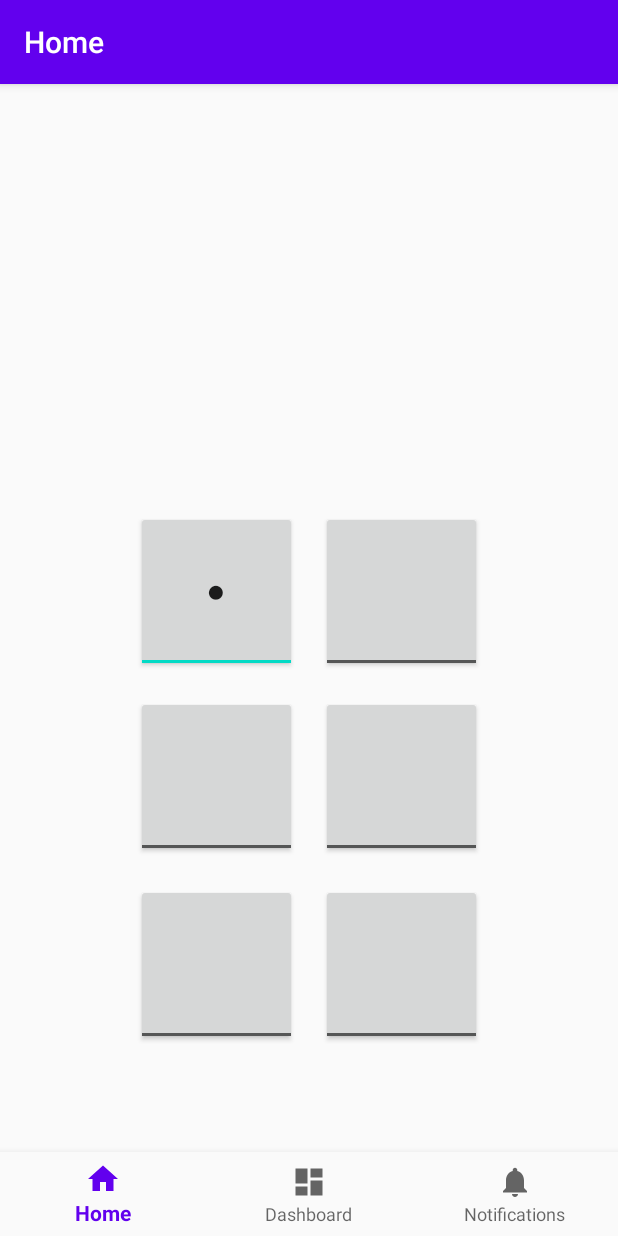
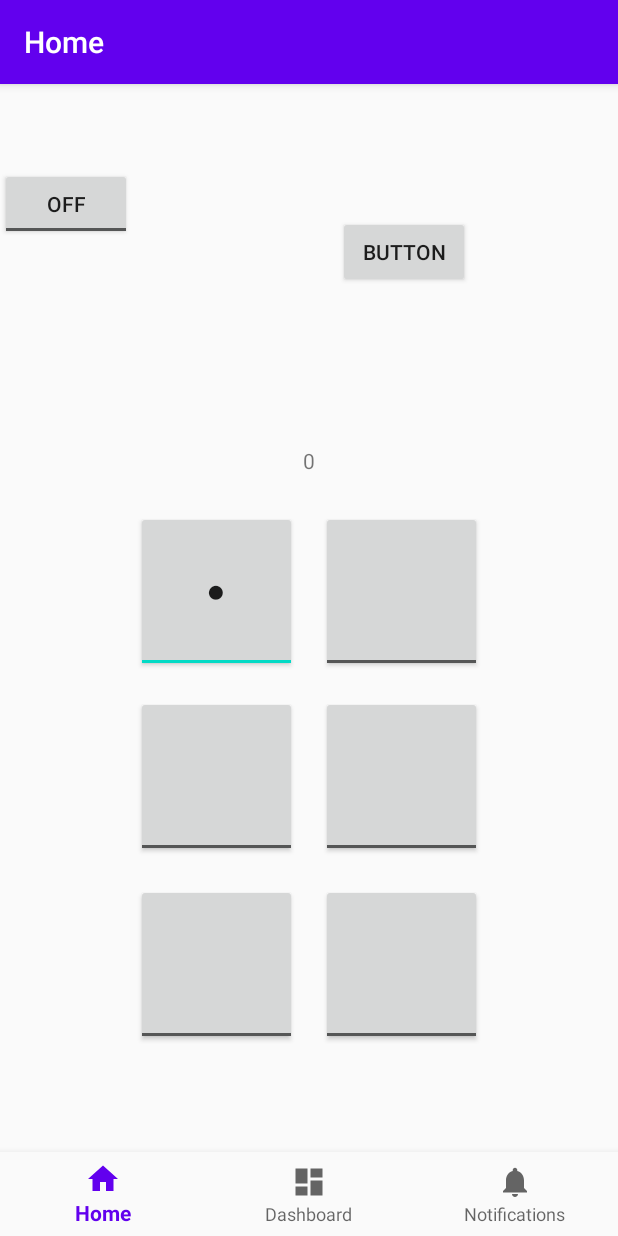
Before and after one commit to atakemori/Braille, an Android app: the screen it shows after launch (MainActivity), on a phone screen of 412 x 824 dp. Run offline under Robolectric (Android 15) with nearby library versions, the light colour scheme and no system bars; our stand-ins replace data binding, navigation-ui.

Commit message:
Fix Button onCheckedClick
Ran into an issue for over the past day where none of the binding attributes were making it to the views within the home fragment.  Finally something changed and they are receiving the values and binds.  Not sure what it was, maybe the context within the XML, maybe it was adding things to the binding like the viewModel and viewLifecycleOwner even though those did not immediately fix the issue.

Either way, the buttons kind of work and I would just like to move on from here.

```diff
--- a/app/build.gradle
+++ b/app/build.gradle
@@ -1,5 +1,6 @@
 apply plugin: 'com.android.application'
 apply plugin: 'kotlin-android'
+apply plugin: 'kotlin-kapt'
 
 android {
     compileSdkVersion 29
@@ -20,6 +21,10 @@ android {
             proguardFiles getDefaultProguardFile('proguard-android-optimize.txt'), 'proguard-rules.pro'
         }
     }
+
+    buildFeatures {
+        dataBinding = true
+    }
 }
 
 dependencies {
@@ -34,7 +39,7 @@ dependencies {
     androidTestImplementation 'androidx.test.ext:junit:1.1.1'
     androidTestImplementation 'androidx.test.espresso:espresso-core:3.2.0'
     implementation "androidx.core:core-ktx:+"
-    implementation "androidx.lifecycle:lifecycle-viewmodel-ktx:2.1.0"
+    implementation "androidx.lifecycle:lifecycle-viewmodel-ktx:2.2.0"
     implementation "org.jetbrains.kotlin:kotlin-stdlib-jdk7:$kotlin_version"
 
 }
--- a/app/src/main/java/com/takemori/braille/ui/home/HomeFragment.java
+++ /dev/null
@@ -1,35 +0,0 @@
-package com.takemori.braille.ui.home;
-
-import android.os.Bundle;
-import android.view.LayoutInflater;
-import android.view.View;
-import android.view.ViewGroup;
-import android.widget.TextView;
-
-import androidx.annotation.NonNull;
-import androidx.annotation.Nullable;
-import androidx.fragment.app.Fragment;
-import androidx.lifecycle.Observer;
-import androidx.lifecycle.ViewModelProviders;
-
-import com.takemori.braille.R;
-
-public class HomeFragment extends Fragment {
-
-    private HomeViewModel homeViewModel;
-
-    public View onCreateView(@NonNull LayoutInflater inflater,
-                             ViewGroup container, Bundle savedInstanceState) {
-        homeViewModel =
-                ViewModelProviders.of(this).get(HomeViewModel.class);
-        View root = inflater.inflate(R.layout.fragment_home, container, false);
-        final TextView textView = root.findViewById(R.id.text_home);
-        homeViewModel.getText().observe(getViewLifecycleOwner(), new Observer<String>() {
-            @Override
-            public void onChanged(@Nullable String s) {
-                textView.setText(s);
-            }
-        });
-        return root;
-    }
-}
--- /dev/null
+++ b/app/src/main/java/com/takemori/braille/ui/home/HomeFragment.kt
@@ -0,0 +1,100 @@
+package com.takemori.braille.ui.home
+
+import android.os.Bundle
+import android.util.Log
+import android.view.LayoutInflater
+import android.view.View
+import android.view.ViewGroup
+import android.widget.Button
+import android.widget.CompoundButton
+import android.widget.TextView
+import android.widget.ToggleButton
+import androidx.fragment.app.Fragment
+import androidx.lifecycle.Observer
+import androidx.lifecycle.ViewModelProviders
+import androidx.databinding.DataBindingUtil
+import androidx.lifecycle.ComputableLiveData
+import androidx.lifecycle.ViewModelProvider
+import com.takemori.braille.R
+import com.takemori.braille.databinding.FragmentHomeBinding
+
+class HomeFragment : Fragment() {
+
+    private lateinit var homeViewModel: HomeViewModel
+
+    private lateinit var binding: FragmentHomeBinding
+
+//    @ExperimentalStdlibApi
+    override fun onCreateView(inflater: LayoutInflater,
+                              container: ViewGroup?, savedInstanceState: Bundle?): View? {
+        binding = DataBindingUtil.inflate(
+                inflater,
+                R.layout.fragment_home,
+                container,
+                false
+        )
+        //homeViewModel = ViewModelProviders.of(this).get(HomeViewModel::class.java)
+        homeViewModel = ViewModelProvider(this).get(HomeViewModel::class.java)
+
+        // Set the viewmodel for databinding -this allows the bound layout access
+        // to all the data in the ViewModel
+        binding.homeFragmentViewModel = homeViewModel
+
+        // Specify the fragment view as the lifecycle owner of the binding.
+        // This is used so that the binding can observe LiveData updates
+        binding.lifecycleOwner = viewLifecycleOwner
+
+
+//        val root = inflater.inflate(R.layout.fragment_home, container, false)
+//        val textView = root.findViewById<TextView>(R.id.text_home)
+//        homeViewModel.brailleByte.observe(viewLifecycleOwner, Observer<Byte> { byte -> textView.text = byte.toString() })
+
+        Log.i("HomeFragment.kt", "Binding the buttons")
+        binding.buttons.toggleButton1.setOnCheckedChangeListener { buttonView, isChecked ->
+            Log.i("HomeFragment.kt", "Button 1 pressed")
+            homeViewModel.buttonFlip(1)
+        }
+        binding.buttons.toggleButton2.setOnCheckedChangeListener { buttonView, isChecked -> homeViewModel.buttonFlip(2)}
+        binding.buttons.toggleButton3.setOnCheckedChangeListener { buttonView, isChecked -> homeViewModel.buttonFlip(3)}
+        binding.buttons.toggleButton4.setOnCheckedChangeListener { buttonView, isChecked -> homeViewModel.buttonFlip(4)}
+        binding.buttons.toggleButton5.setOnCheckedChangeListener { buttonView, isChecked -> homeViewModel.buttonFlip(5)}
+        binding.buttons.toggleButton6.setOnCheckedChangeListener { buttonView, isChecked -> homeViewModel.buttonFlip(6)}
+        ///////////HOW DO TOGGLE BUTTONS HANDLE ON CLICK LISTENERS I THINK THIS IS THE WRONG WAY
+//        binding.toggleButtonTEST.setOnCheckedChangeListener { buttonView, isChecked ->
+//            Log.i("HomeFragment.kt", "Button TEST pressed")
+//            homeViewModel.buttonFlip(1)
+//        }
+        val ccListener: CompoundButton.OnCheckedChangeListener = object:CompoundButton.OnCheckedChangeListener {
+            /**
+             * Called when the checked state of a compound button has changed.
+             *
+             * @param buttonView The compound button view whose state has changed.
+             * @param isChecked  The new checked state of buttonView.
+             */
+            override fun onCheckedChanged(buttonView: CompoundButton?, isChecked: Boolean) {
+                Log.i("HomeFragment.kt", "Button 1 pressed")
+                homeViewModel.buttonFlip(1)
+            }
+        }
+        //binding.toggleButtonTEST.setOnCheckedChangeListener(ccListener)
+//        val testButton: ToggleButton? = view?.findViewById(R.id.toggleButtonTEST)
+        val testButton: ToggleButton? = container?.findViewById(R.id.toggleButtonTEST)
+
+    testButton?.setOnCheckedChangeListener(ccListener)
+        binding.buttonPlainTEST.setOnClickListener { it: View? ->
+            (it as Button).text = "pressed"
+        }
+
+        ///I SHOULD utilize the isCHecked portion to only add or only remove instead.
+//        return root
+        return binding.root
+    }
+
+    fun testClick(view:View) {
+        homeViewModel.buttonFlip(1)
+        Log.i("HomeFragment.kt", "Pressed the testClick function assigned within xml")
+    }
+
+
+
+}
--- a/app/src/main/java/com/takemori/braille/ui/home/HomeViewModel.kt
+++ b/app/src/main/java/com/takemori/braille/ui/home/HomeViewModel.kt
@@ -1,5 +1,6 @@
 package com.takemori.braille.ui.home
 
+import android.util.Log
 import androidx.lifecycle.LiveData
 import androidx.lifecycle.MutableLiveData
 import androidx.lifecycle.ViewModel
@@ -28,11 +29,13 @@ class HomeViewModel : ViewModel() {
      *  Flip the viewModel's bit determined by the number
      *  button pressed (values 1 t0 6).
      */
-    @ExperimentalStdlibApi
+//    @ExperimentalStdlibApi
     fun buttonFlip(num: Int) {
         val mask: Byte = 1
-        mask.rotateLeft(num)
-        _brailleByte.value?.xor(mask)
+//        mask.rotateLeft(num)
+//        _brailleByte.value?.xor(mask)
+        _brailleByte.value = _brailleByte.value?.plus(mask)?.toByte()
+        Log.i("HomeViewModel.kt", "Button pressed: $num \nByte value: $brailleByte")
     }
 
 
--- a/app/src/main/res/layout/braille_buttons_array.xml
+++ b/app/src/main/res/layout/braille_buttons_array.xml
@@ -1,8 +1,11 @@
 <?xml version="1.0" encoding="utf-8"?>
 
-<androidx.constraintlayout.widget.ConstraintLayout xmlns:android="http://schemas.android.com/apk/res/android"
+<layout xmlns:android="http://schemas.android.com/apk/res/android"
     xmlns:app="http://schemas.android.com/apk/res-auto"
-    xmlns:tools="http://schemas.android.com/tools"
+    xmlns:tools="http://schemas.android.com/tools">
+
+
+    <androidx.constraintlayout.widget.ConstraintLayout
         android:id="@+id/braille_buttons_array"
         android:layout_width="match_parent"
         android:layout_height="match_parent">
@@ -126,3 +129,4 @@
             app:layout_constraintTop_toTopOf="@+id/guideline_horizontal_bot_third" />
 
     </androidx.constraintlayout.widget.ConstraintLayout>
+</layout>
--- a/app/src/main/res/layout/fragment_home.xml
+++ b/app/src/main/res/layout/fragment_home.xml
@@ -1,10 +1,18 @@
 <?xml version="1.0" encoding="utf-8"?>
-<androidx.constraintlayout.widget.ConstraintLayout xmlns:android="http://schemas.android.com/apk/res/android"
+<layout xmlns:android="http://schemas.android.com/apk/res/android"
     xmlns:app="http://schemas.android.com/apk/res-auto"
-    xmlns:tools="http://schemas.android.com/tools"
+    xmlns:tools="http://schemas.android.com/tools">
+
+    <data>
+        <variable
+            name="homeFragmentViewModel"
+            type="com.takemori.braille.ui.home.HomeViewModel" />
+    </data>
+
+    <androidx.constraintlayout.widget.ConstraintLayout
         android:layout_width="match_parent"
         android:layout_height="match_parent"
-    tools:context=".ui.home.HomeFragment">
+        tools:context="com.takemori.braille.MainActivity">
 
         <TextView
             android:id="@+id/text_home"
@@ -23,6 +31,7 @@
 
         <include
             layout="@layout/braille_buttons_array"
+            android:id="@+id/buttons"
             android:layout_width="0dp"
             android:layout_height="wrap_content"
             app:layout_constraintBottom_toBottomOf="parent"
@@ -43,4 +52,36 @@
             android:layout_height="wrap_content"
             android:orientation="vertical"
             app:layout_constraintGuide_percent=".8" />
+
+        <ToggleButton
+            android:id="@+id/toggleButtonTEST"
+            android:layout_width="wrap_content"
+            android:layout_height="wrap_content"
+            android:text="ToggleButton"
+            tools:layout_editor_absoluteX="74dp"
+            tools:layout_editor_absoluteY="83dp" />
+
+        <Button
+            android:id="@+id/buttonPlainTEST"
+            android:layout_width="wrap_content"
+            android:layout_height="wrap_content"
+            android:layout_marginTop="32dp"
+            android:layout_marginEnd="16dp"
+            android:text="Button"
+            app:layout_constraintEnd_toStartOf="@+id/guideline_right"
+            app:layout_constraintTop_toTopOf="parent" />
+
+        <TextView
+            android:id="@+id/textView"
+            android:layout_width="wrap_content"
+            android:layout_height="wrap_content"
+            android:layout_marginBottom="16dp"
+            android:text="@{homeFragmentViewModel.brailleByte.toString()}"
+            app:layout_constraintBottom_toTopOf="@+id/buttons"
+            app:layout_constraintEnd_toStartOf="@+id/guideline_right"
+            app:layout_constraintStart_toStartOf="@+id/guideline_left" />
+
+
     </androidx.constraintlayout.widget.ConstraintLayout>
+
+</layout>
--- /dev/null
+++ b/app/src/main/res/values/braille.xml
@@ -0,0 +1,4 @@
+<?xml version="1.0" encoding="utf-8"?>
+<resources>
+
+</resources>
```
Lines whose indentation alone changed are shown as unchanged.
